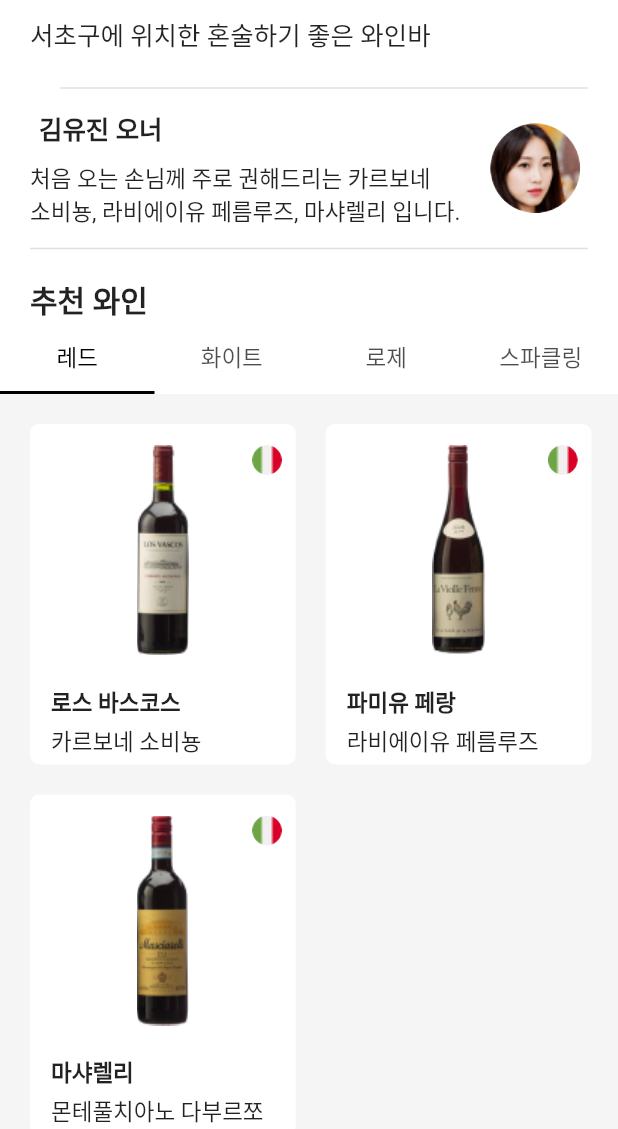
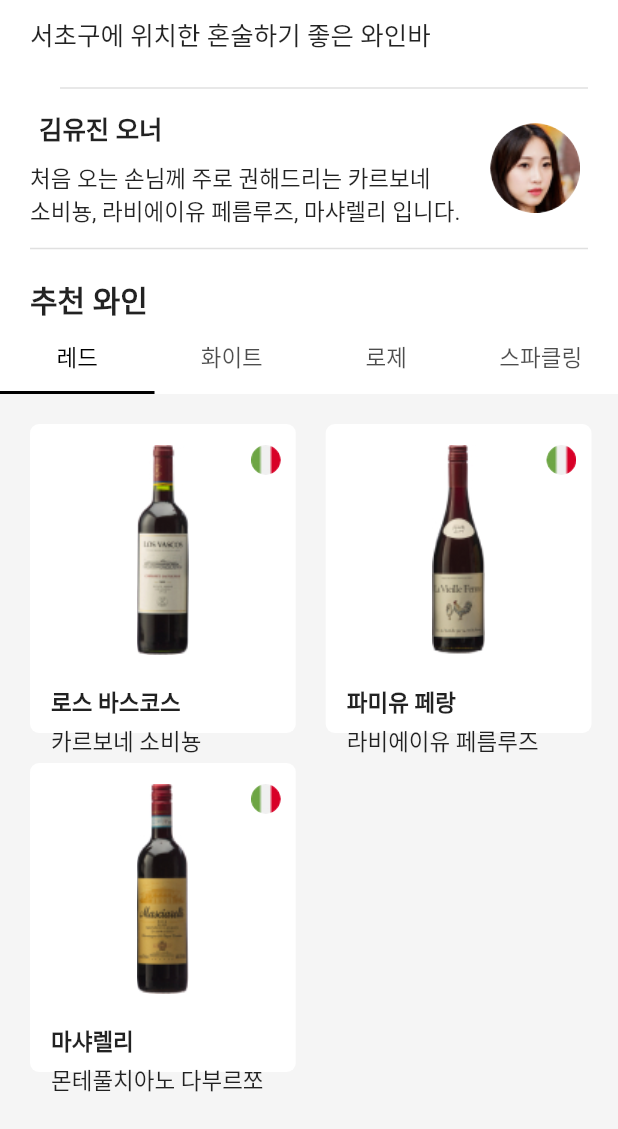
Before and after one commit to youngmi97/winepedia, a Flutter app: the ScrollScreenStart screen opened directly, on a phone screen of 412 x 824 dp, the part 107-1236 px from its top. Run offline on Flutter 3.47's test engine with Material 2 defaults, Android fonts, the phone set to English and light mode, and no system bars; our stand-ins replace audioplayers.

Commit message:
fixed height overflow and alignment issue

```diff
--- a/lib/screens/details/components/wine_catalogue.dart
+++ b/lib/screens/details/components/wine_catalogue.dart
@@ -35,7 +35,7 @@
     String myString = wineName.replaceAll(" ", "_");
     Size size = MediaQuery.of(context).size;
     return Container(
-        height: 227,
+        height: size.height * 0.25,
         width: size.width * 0.43,
         margin: const EdgeInsets.only(left: 20, top: 20),
         decoration: BoxDecoration(
@@ -47,7 +47,7 @@
             Container(
               height: 20,
               width: 20,
-              margin: const EdgeInsets.only(left: 148, top: 14),
+              margin: EdgeInsets.only(left: (size.width * 0.43 - 30), top: 14),
               decoration: BoxDecoration(
                 image: DecorationImage(
                   image: AssetImage("assets/images/$country.jpg"),
```
